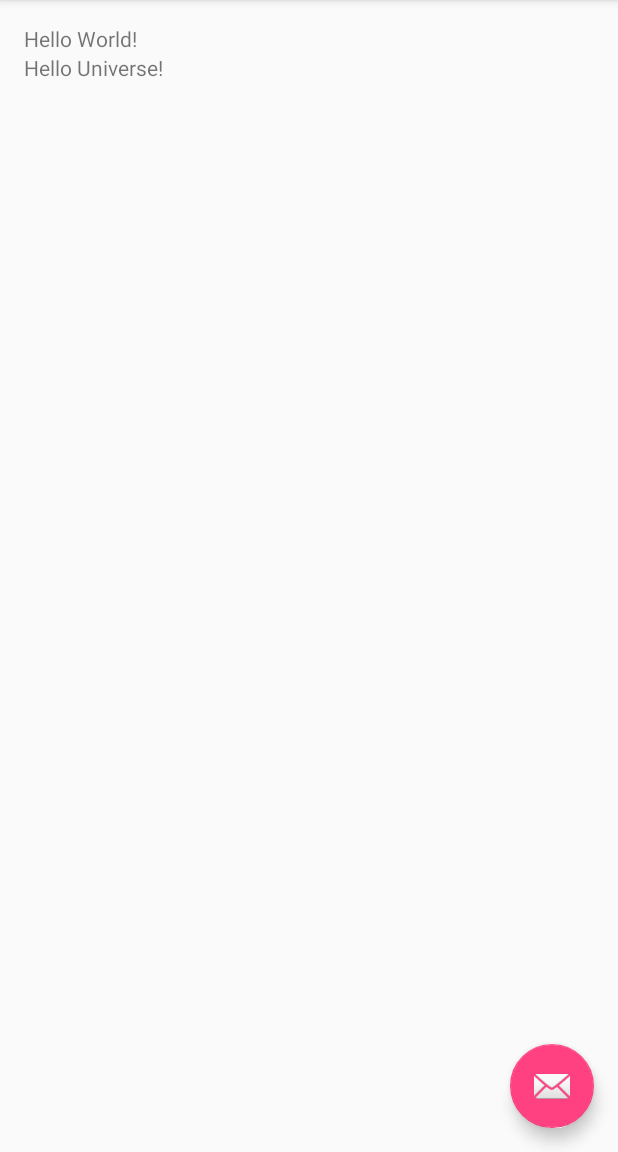
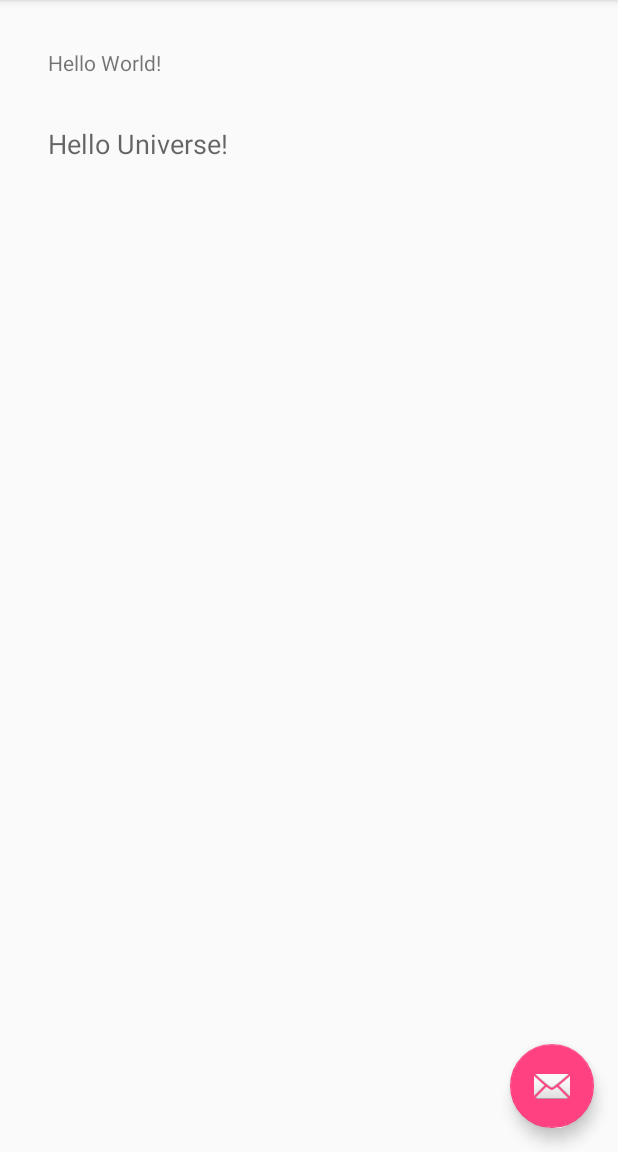
Before and after one commit to andela-kogunde/NYTimesBooks, an Android app: the screen it shows after launch (MainActivity), on a phone screen of 412 x 824 dp, the part 84-1236 px from its top. Run offline under Robolectric (Android 15) with nearby library versions, the phone set to English and light mode, and no system bars.

Commit message:
Adds appearance to TextView

```diff
--- a/app/src/main/res/layout/content_main.xml
+++ b/app/src/main/res/layout/content_main.xml
@@ -17,11 +17,14 @@
     <TextView
         android:layout_width="wrap_content"
         android:layout_height="wrap_content"
+        android:padding="@dimen/activity_horizontal_margin"
         android:text="Hello World!" />
 
     <TextView
         android:layout_width="wrap_content"
         android:layout_height="wrap_content"
-        android:text="Hello Universe!" />
+        android:padding="@dimen/activity_horizontal_margin"
+        android:text="Hello Universe!"
+        android:textAppearance="?android:textAppearanceMedium" />
 
 </LinearLayout>
```
